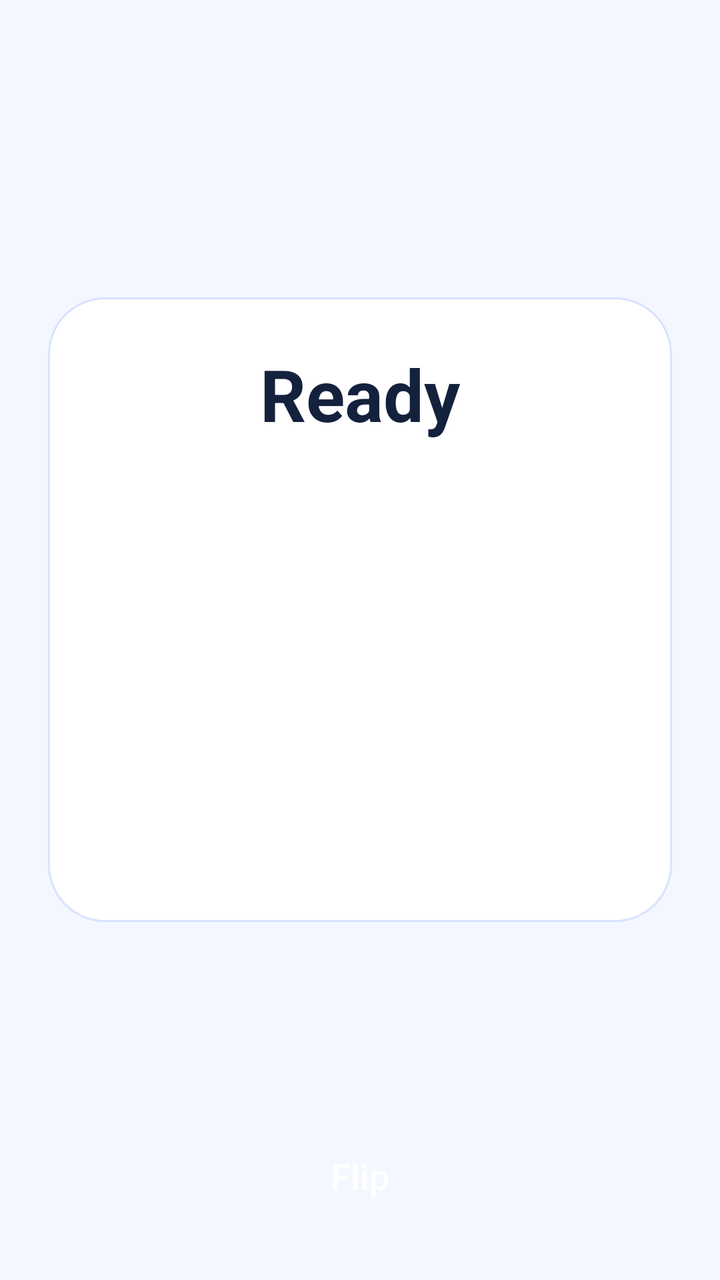
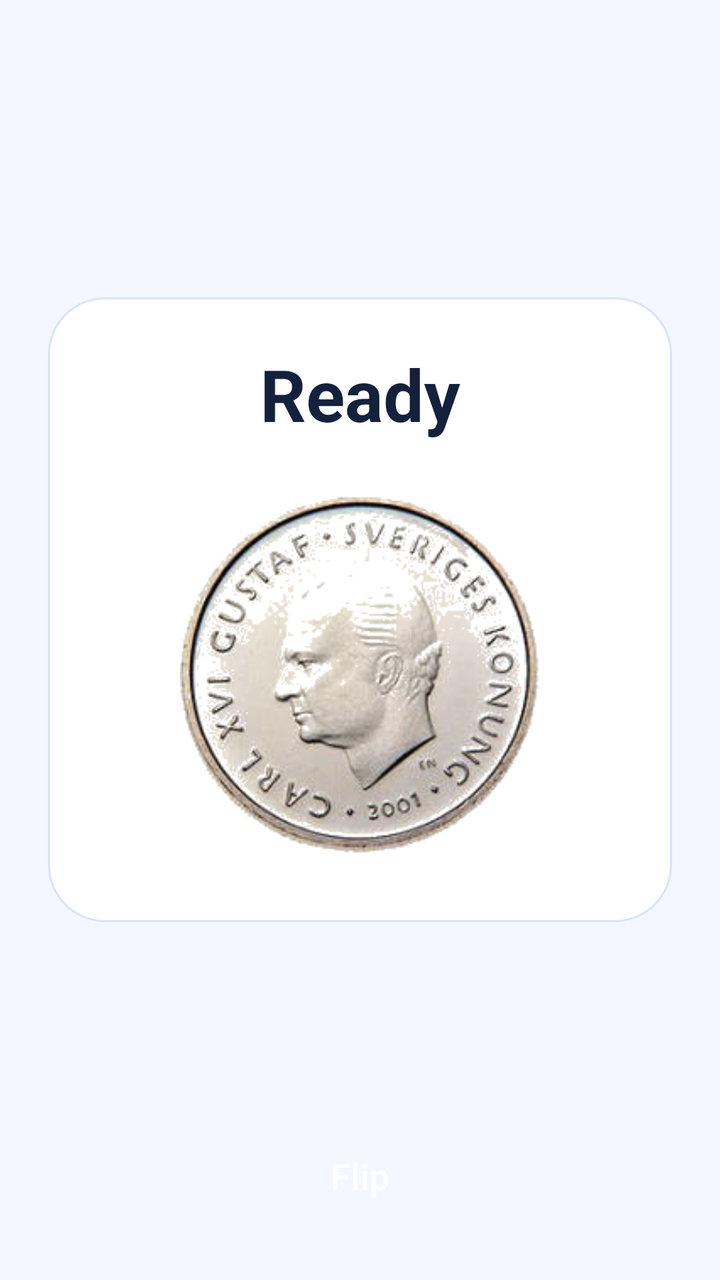

The first picture is an Android layout as it rendered before a commit; the second is the same layout after the commit. The layout source and the unified diff follow.
<!-- AndroidManifest.xml: application theme Theme.Randomizer -->
<!-- res/layout/activity_coin.xml -->
<?xml version="1.0" encoding="utf-8"?>
<androidx.constraintlayout.widget.ConstraintLayout xmlns:android="http://schemas.android.com/apk/res/android"
    xmlns:app="http://schemas.android.com/apk/res-auto"
    xmlns:tools="http://schemas.android.com/tools"
    android:layout_width="match_parent"
    android:layout_height="match_parent"
    android:background="@color/screen_background"
    tools:context=".CoinActivity">

    <LinearLayout
        android:layout_width="0dp"
        android:layout_height="wrap_content"
        android:layout_marginStart="24dp"
        android:layout_marginEnd="24dp"
        android:background="@drawable/panel_background"
        android:gravity="center_horizontal"
        android:orientation="vertical"
        android:padding="24dp"
        app:layout_constraintBottom_toTopOf="@+id/flipButton"
        app:layout_constraintEnd_toEndOf="parent"
        app:layout_constraintStart_toStartOf="parent"
        app:layout_constraintTop_toTopOf="parent"
        app:layout_constraintVertical_bias="0.6">

        <TextView
            android:id="@+id/coinFlipResult"
            android:layout_width="wrap_content"
            android:layout_height="wrap_content"
            android:gravity="center"
            android:text="Ready"
            android:textAlignment="center"
            android:textColor="@color/text_primary"
            android:textSize="36sp"
            android:textStyle="bold" />

        <ImageView
            android:id="@+id/coinImageView"
            android:layout_width="200dp"
            android:layout_height="200dp"
            android:layout_marginTop="16dp"
            android:scaleX="0.9"
            android:scaleY="0.9"
            app:srcCompat="@drawable/coin_heads" />
    </LinearLayout>

    <Button
        android:id="@+id/flipButton"
        android:layout_width="0dp"
        android:layout_height="56dp"
        android:layout_marginStart="24dp"
        android:layout_marginEnd="24dp"
        android:layout_marginBottom="24dp"
        android:background="@drawable/button_selector"
        android:onClick="flip"
        android:text="Flip"
        android:textAllCaps="false"
        android:textColor="@color/button_text"
        android:textSize="18sp"
        app:layout_constraintBottom_toBottomOf="parent"
        app:layout_constraintEnd_toEndOf="parent"
        app:layout_constraintStart_toStartOf="parent" />

</androidx.constraintlayout.widget.ConstraintLayout>
<!-- resources referenced by this layout -->
<resources>
  <color name="button_text">#FFFFFFFF</color>
  <color name="screen_background">#F4F7FF</color>
  <color name="text_primary">#FF14213D</color>
  <!-- drawable panel_background (drawable) -->
  <?xml version="1.0" encoding="utf-8"?>
  <shape xmlns:android="http://schemas.android.com/apk/res/android">
      <solid android:color="@color/surface_background" />
      <stroke android:width="1dp" android:color="@color/surface_stroke" />
      <corners android:radius="28dp" />
  </shape>
  <style name="Theme.Randomizer" parent="Theme.Material3.DayNight.NoActionBar">
          <item name="colorPrimary">@color/accent</item>
          <item name="colorSecondary">@color/accent</item>
          <item name="android:statusBarColor">@android:color/transparent</item>
          <item name="android:navigationBarColor">@color/screen_background</item>
          <item name="android:windowBackground">@color/screen_background</item>
      </style>
  <color name="surface_background">#FFFFFFFF</color>
  <color name="surface_stroke">#D8E3FF</color>
  <color name="accent">#4D7EF7</color>
</resources>

<!-- the commit's change to res/layout/activity_coin.xml (unified diff, before → after) -->
@@ -38,9 +38,10 @@
             android:layout_width="200dp"
             android:layout_height="200dp"
             android:layout_marginTop="16dp"
+            android:adjustViewBounds="true"
             android:scaleX="0.9"
             android:scaleY="0.9"
-            app:srcCompat="@drawable/coin_heads" />
+            app:srcCompat="@drawable/coin_heads_transparent" />
     </LinearLayout>
 
     <Button
<!-- resource entries referenced after the edit -->
@@ -3,6 +3,7 @@
   <color name="button_text">#FFFFFFFF</color>
   <color name="screen_background">#F4F7FF</color>
   <color name="text_primary">#FF14213D</color>
+  <!-- drawable coin_heads_transparent: png bitmap (drawable, 82345 bytes) -->
   <!-- drawable panel_background (drawable) -->
   <?xml version="1.0" encoding="utf-8"?>
   <shape xmlns:android="http://schemas.android.com/apk/res/android">
